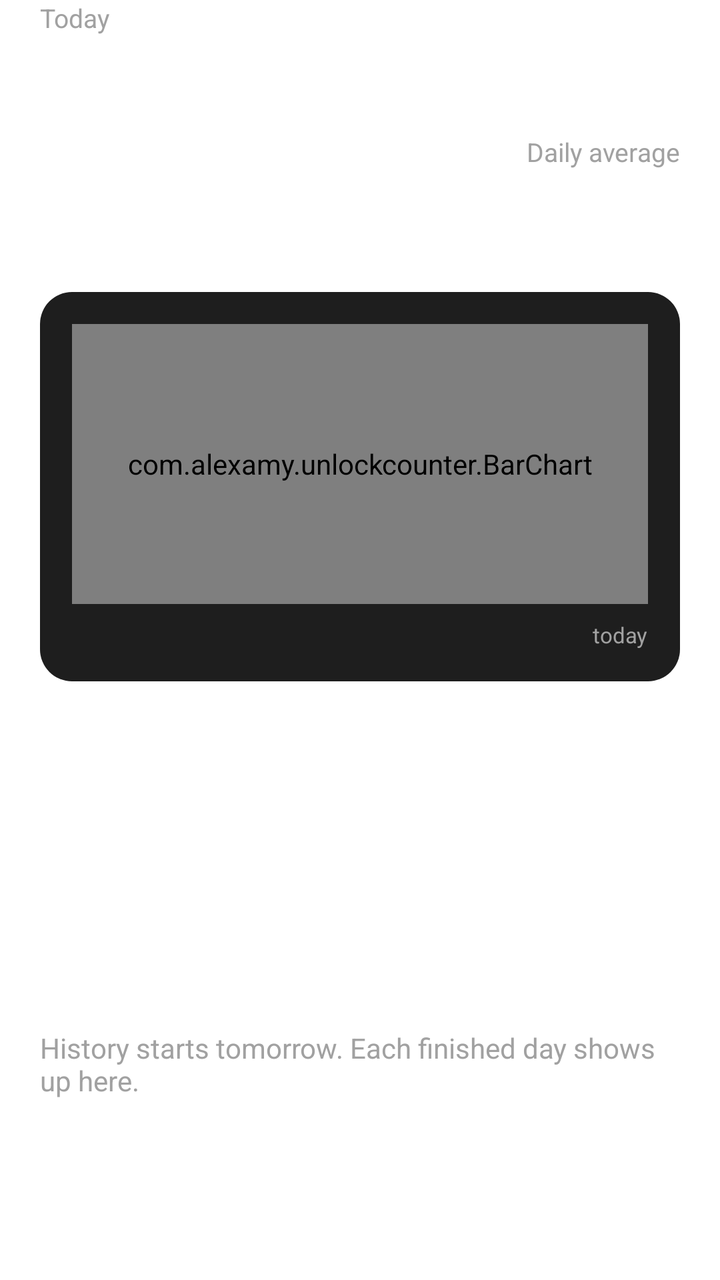
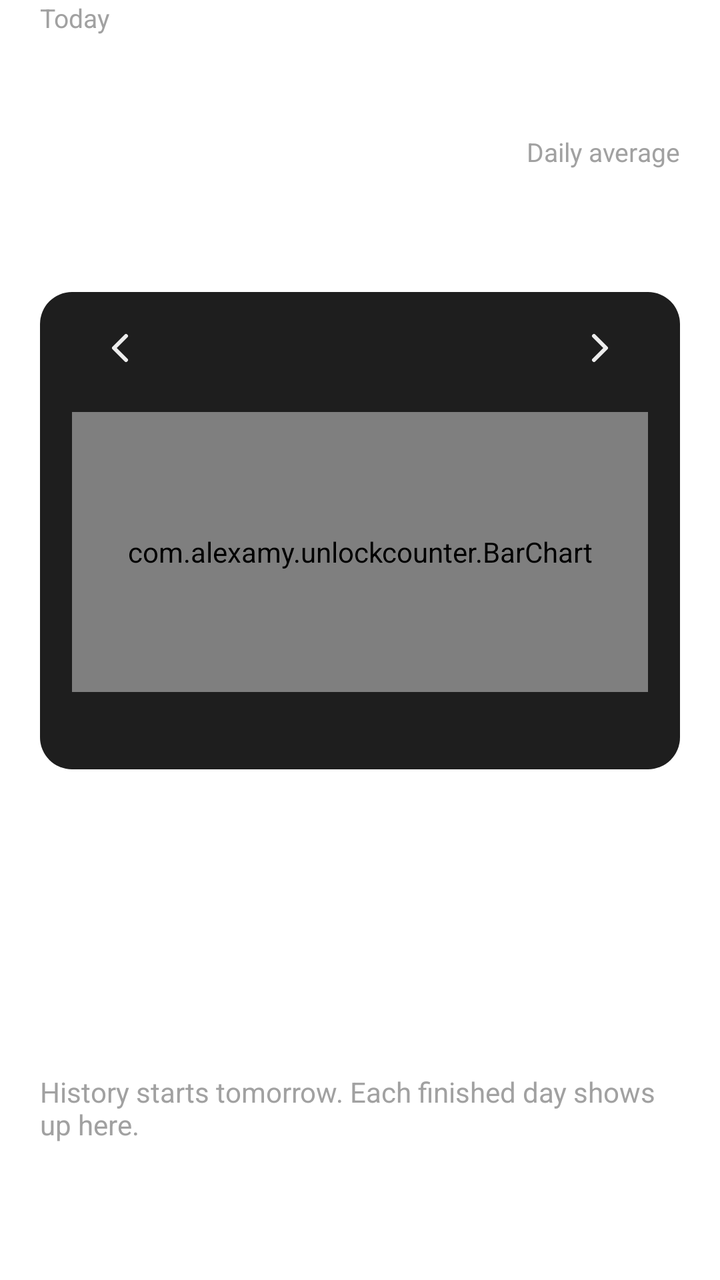

Before-and-after screenshots of an Android layout around one commit, followed by the original layout XML and the change that was made.
<!-- AndroidManifest.xml: fallback theme Theme.MaterialComponents.DayNight.NoActionBar -->
<!-- res/layout/tab_history.xml -->
<?xml version="1.0" encoding="utf-8"?>
<FrameLayout xmlns:android="http://schemas.android.com/apk/res/android"
    android:layout_width="match_parent"
    android:layout_height="match_parent"
    android:accessibilityPaneTitle="@string/tab_history">

    <LinearLayout
        android:layout_width="match_parent"
        android:layout_height="match_parent"
        android:orientation="vertical"
        android:paddingHorizontal="20dp">

        <LinearLayout
            android:layout_width="match_parent"
            android:layout_height="wrap_content"
            android:gravity="bottom"
            android:orientation="horizontal">

            <LinearLayout
                android:layout_width="0dp"
                android:layout_height="wrap_content"
                android:layout_weight="1"
                android:orientation="vertical">

                <TextView
                    android:layout_width="wrap_content"
                    android:layout_height="wrap_content"
                    android:text="@string/today"
                    android:textColor="@color/text_muted"
                    android:textSize="13sp" />

                <TextView
                    android:id="@+id/today_count"
                    android:layout_width="wrap_content"
                    android:layout_height="wrap_content"
                    android:includeFontPadding="false"
                    android:textColor="@color/text"
                    android:textSize="96sp" />
            </LinearLayout>

            <LinearLayout
                android:layout_width="wrap_content"
                android:layout_height="wrap_content"
                android:layout_marginBottom="8dp"
                android:gravity="end"
                android:orientation="vertical">

                <TextView
                    android:layout_width="wrap_content"
                    android:layout_height="wrap_content"
                    android:text="@string/average_14"
                    android:textColor="@color/text_muted"
                    android:textSize="13sp" />

                <TextView
                    android:id="@+id/average"
                    android:layout_width="wrap_content"
                    android:layout_height="wrap_content"
                    android:textColor="@color/text"
                    android:textSize="28sp"
                    android:textStyle="bold" />
            </LinearLayout>
        </LinearLayout>

        <LinearLayout
            android:layout_width="match_parent"
            android:layout_height="wrap_content"
            android:layout_marginVertical="16dp"
            android:background="@drawable/bg_card"
            android:orientation="vertical"
            android:padding="16dp">

            <com.alexamy.unlockcounter.BarChart
                android:id="@+id/bars"
                android:layout_width="match_parent"
                android:layout_height="140dp" />

            <LinearLayout
                android:layout_width="match_parent"
                android:layout_height="wrap_content"
                android:layout_marginTop="8dp"
                android:orientation="horizontal">

                <TextView
                    android:id="@+id/bars_start"
                    android:layout_width="0dp"
                    android:layout_height="wrap_content"
                    android:layout_weight="1"
                    android:textColor="@color/text_muted"
                    android:textSize="11sp" />

                <TextView
                    android:layout_width="wrap_content"
                    android:layout_height="wrap_content"
                    android:text="@string/today_lower"
                    android:textColor="@color/text_muted"
                    android:textSize="11sp" />
            </LinearLayout>
        </LinearLayout>

        <ListView
            android:id="@+id/history"
            android:layout_width="match_parent"
            android:layout_height="0dp"
            android:layout_weight="1"
            android:divider="@color/surface_high"
            android:dividerHeight="1dp" />

        <TextView
            android:id="@+id/history_empty"
            android:layout_width="match_parent"
            android:layout_height="0dp"
            android:layout_weight="1"
            android:paddingTop="16dp"
            android:text="@string/history_empty"
            android:textColor="@color/text_muted"
            android:textSize="14sp" />
    </LinearLayout>
</FrameLayout>
<!-- resources referenced by this layout -->
<resources>
  <color name="surface_high">#2A2A2A</color>
  <color name="text">#EDEDED</color>
  <color name="text_muted">#A1A1A1</color>
  <!-- drawable bg_card (drawable) -->
  <?xml version="1.0" encoding="utf-8"?>
  <shape xmlns:android="http://schemas.android.com/apk/res/android" android:shape="rectangle">
      <solid android:color="@color/surface" />
      <corners android:radius="16dp" />
  </shape>
  <string name="average_14">Daily average</string>
  <string name="history_empty">History starts tomorrow. Each finished day shows up here.</string>
  <string name="tab_history">History</string>
  <string name="today">Today</string>
  <string name="today_lower">today</string>
  <color name="surface">#1E1E1E</color>
</resources>

<!-- the commit's change to res/layout/tab_history.xml (unified diff, before → after) -->
@@ -68,33 +68,68 @@
             android:layout_marginVertical="16dp"
             android:background="@drawable/bg_card"
             android:orientation="vertical"
-            android:padding="16dp">
+            android:paddingHorizontal="16dp"
+            android:paddingTop="4dp"
+            android:paddingBottom="16dp">
+
+            <LinearLayout
+                android:layout_width="match_parent"
+                android:layout_height="wrap_content"
+                android:gravity="center_vertical"
+                android:orientation="horizontal">
+
+                <ImageButton
+                    android:id="@+id/prev_week"
+                    style="@style/Spot"
+                    android:layout_width="48dp"
+                    android:layout_height="48dp"
+                    android:background="?android:attr/selectableItemBackgroundBorderless"
+                    android:contentDescription="@string/previous_week"
+                    android:src="@drawable/ic_chevron_left"
+                    android:tint="@color/text" />
+
+                <TextView
+                    android:id="@+id/week_label"
+                    android:layout_width="0dp"
+                    android:layout_height="wrap_content"
+                    android:layout_weight="1"
+                    android:accessibilityLiveRegion="polite"
+                    android:gravity="center"
+                    android:textColor="@color/text"
+                    android:textSize="14sp" />
+
+                <ImageButton
+                    android:id="@+id/next_week"
+                    style="@style/Spot"
+                    android:layout_width="48dp"
+                    android:layout_height="48dp"
+                    android:background="?android:attr/selectableItemBackgroundBorderless"
+                    android:contentDescription="@string/next_week"
+                    android:src="@drawable/ic_chevron_right"
+                    android:tint="@color/text" />
+            </LinearLayout>
 
             <com.alexamy.unlockcounter.BarChart
                 android:id="@+id/bars"
                 android:layout_width="match_parent"
-                android:layout_height="140dp" />
+                android:layout_height="140dp"
+                android:layout_marginTop="8dp" />
 
             <LinearLayout
+                android:id="@+id/weekdays"
                 android:layout_width="match_parent"
                 android:layout_height="wrap_content"
                 android:layout_marginTop="8dp"
+                android:importantForAccessibility="noHideDescendants"
                 android:orientation="horizontal">
 
-                <TextView
-                    android:id="@+id/bars_start"
-                    android:layout_width="0dp"
-                    android:layout_height="wrap_content"
-                    android:layout_weight="1"
-                    android:textColor="@color/text_muted"
-                    android:textSize="11sp" />
-
-                <TextView
-                    android:layout_width="wrap_content"
-                    android:layout_height="wrap_content"
-                    android:text="@string/today_lower"
-                    android:textColor="@color/text_muted"
-                    android:textSize="11sp" />
+                <TextView style="@style/WeekdayLabel" />
+                <TextView style="@style/WeekdayLabel" />
+                <TextView style="@style/WeekdayLabel" />
+                <TextView style="@style/WeekdayLabel" />
+                <TextView style="@style/WeekdayLabel" />
+                <TextView style="@style/WeekdayLabel" />
+                <TextView style="@style/WeekdayLabel" />
             </LinearLayout>
         </LinearLayout>
 
<!-- resource entries referenced after the edit -->
@@ -9,11 +9,73 @@
       <solid android:color="@color/surface" />
       <corners android:radius="16dp" />
   </shape>
+  <!-- drawable ic_chevron_left (drawable) -->
+  <?xml version="1.0" encoding="utf-8"?>
+  <vector xmlns:android="http://schemas.android.com/apk/res/android"
+      android:width="24dp"
+      android:height="24dp"
+      android:autoMirrored="true"
+      android:viewportWidth="24"
+      android:viewportHeight="24">
+      <path
+          android:pathData="M15,6l-6,6 6,6"
+          android:strokeWidth="2"
+          android:strokeColor="#FFFFFF"
+          android:strokeLineCap="round"
+          android:strokeLineJoin="round" />
+  </vector>
+  <!-- drawable ic_chevron_right (drawable) -->
+  <?xml version="1.0" encoding="utf-8"?>
+  <vector xmlns:android="http://schemas.android.com/apk/res/android"
+      android:width="24dp"
+      android:height="24dp"
+      android:autoMirrored="true"
+      android:viewportWidth="24"
+      android:viewportHeight="24">
+      <path
+          android:pathData="M9,6l6,6 -6,6"
+          android:strokeWidth="2"
+          android:strokeColor="#FFFFFF"
+          android:strokeLineCap="round"
+          android:strokeLineJoin="round" />
+  </vector>
   <string name="average_14">Daily average</string>
   <string name="history_empty">History starts tomorrow. Each finished day shows up here.</string>
+  <string name="next_week">Next week</string>
+  <string name="previous_week">Previous week</string>
   <string name="tab_history">History</string>
   <string name="today">Today</string>
-  <string name="today_lower">today</string>
+  <style name="Spot" parent="@android:style/Widget.DeviceDefault.Button.Borderless">
+          <item name="android:minHeight">48dp</item>
+          <item name="android:minWidth">48dp</item>
+          <item name="android:background">@drawable/bg_spot</item>
+          <item name="android:stateListAnimator">@null</item>
+      </style>
+  <style name="WeekdayLabel">
+          <item name="android:layout_width">0dp</item>
+          <item name="android:layout_height">wrap_content</item>
+          <item name="android:layout_weight">1</item>
+          <item name="android:gravity">center</item>
+          <item name="android:textColor">@color/text_muted</item>
+          <item name="android:textSize">11sp</item>
+      </style>
   <color name="surface">#1E1E1E</color>
+  <!-- drawable bg_spot (drawable) -->
+  <?xml version="1.0" encoding="utf-8"?>
+  <selector xmlns:android="http://schemas.android.com/apk/res/android">
+      <item android:state_selected="true">
+          <shape android:shape="rectangle">
+              <solid android:color="@color/accent" />
+              <corners android:radius="10dp" />
+          </shape>
+      </item>
+      <item>
+          <shape android:shape="rectangle">
+              <solid android:color="@color/surface_high" />
+              <corners android:radius="10dp" />
+          </shape>
+      </item>
+  </selector>
+  <color name="accent">#8AB4F8</color>
 </resources>
 
